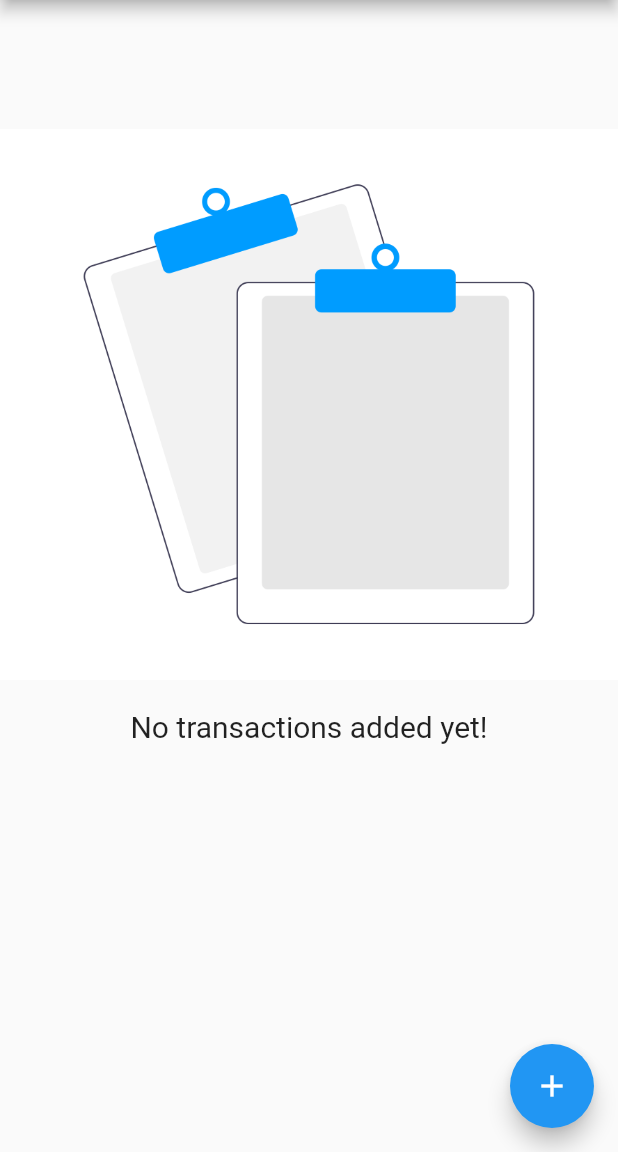
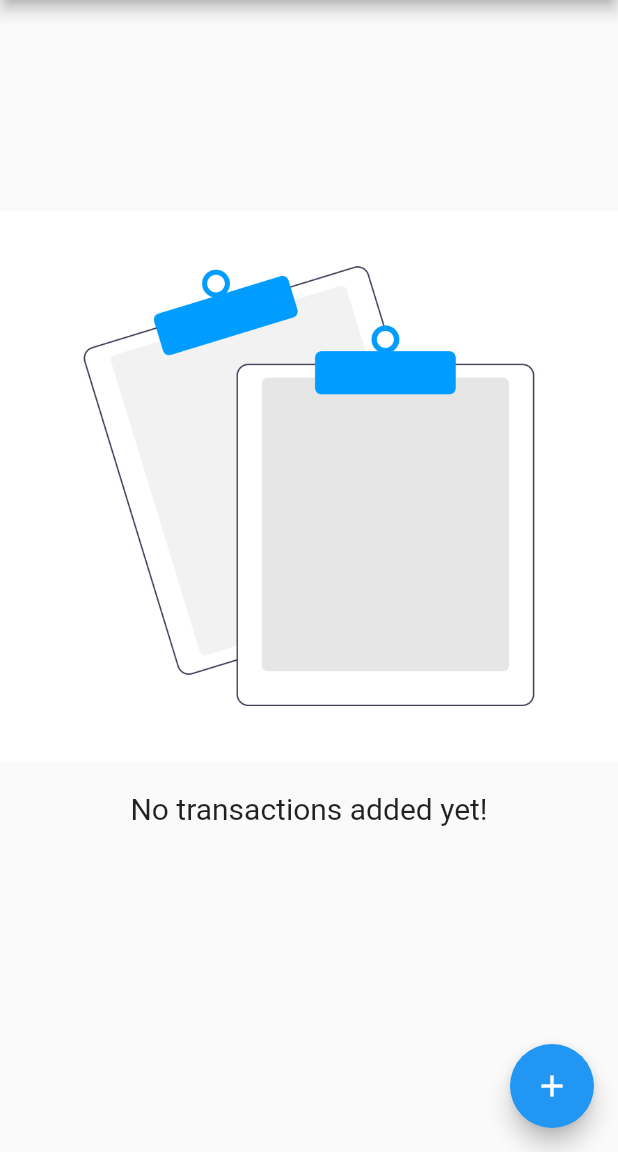
Before and after one commit to Azania-Mokhampane/flutter-expense-app, a Flutter app: the screen it shows after launch, on a phone screen of 412 x 824 dp, the part 84-1236 px from its top. Run offline on Flutter 3.47's test engine with Material 2 defaults, Android fonts, the phone set to English and light mode, and no system bars.

Commit message:
feat: reponsive design

```diff
--- a/lib/main.dart
+++ b/lib/main.dart
@@ -69,10 +69,7 @@ class _MyHomePageState extends State<MyHomePage> {
 
   @override
   Widget build(BuildContext context) {
-    return MaterialApp(
-      debugShowCheckedModeBanner: false,
-      home: Scaffold(
-        appBar: AppBar(
+    final appBar = AppBar(
       title: Text("Expense App"),
       actions: [
         IconButton(
@@ -85,13 +82,31 @@ class _MyHomePageState extends State<MyHomePage> {
           },
         ),
       ],
-        ),
+    );
+    return Scaffold(
+      appBar: appBar,
       body: Column(
         children: [
-            Chart(_recentTtransactions),
-            TransactionList(
+          Container(
+              height: _transactions.isNotEmpty
+                  ? (MediaQuery.of(context).size.height -
+                          appBar.preferredSize.height -
+                          MediaQuery.of(context).padding.top) *
+                      0.3
+                  : (MediaQuery.of(context).size.height -
+                          appBar.preferredSize.height -
+                          MediaQuery.of(context).padding.top) *
+                      0.1,
+              child: Chart(_recentTtransactions)),
+          Container(
+            height: (MediaQuery.of(context).size.height -
+                    appBar.preferredSize.height -
+                    MediaQuery.of(context).padding.top) *
+                0.7,
+            child: TransactionList(
               transactions: _transactions,
               deleteTransaction: _deleteTransaction,
+            ),
           )
         ],
       ),
@@ -105,7 +120,6 @@ class _MyHomePageState extends State<MyHomePage> {
           },
         ),
       ),
-      ),
     );
   }
 }
--- a/lib/widgets/chart_bar.dart
+++ b/lib/widgets/chart_bar.dart
@@ -11,6 +11,8 @@ class ChartBar extends StatelessWidget {
       @required this.amountSpentPct});
   @override
   Widget build(BuildContext context) {
+    return LayoutBuilder(
+      builder: (context, constraint) {
         return Column(
           children: [
             Container(
@@ -51,5 +53,7 @@ class ChartBar extends StatelessWidget {
             Text(day)
           ],
         );
+      },
+    );
   }
 }
--- a/lib/widgets/transaction_list.dart
+++ b/lib/widgets/transaction_list.dart
@@ -11,9 +11,7 @@ class TransactionList extends StatelessWidget {
       {@required this.transactions, @required this.deleteTransaction});
   @override
   Widget build(BuildContext context) {
-    return Container(
-      height: 550,
-      child: transactions.isEmpty
+    return transactions.isEmpty
         ? Column(
             mainAxisAlignment: MainAxisAlignment.center,
             children: [
@@ -30,9 +28,9 @@ class TransactionList extends StatelessWidget {
               )
             ],
           )
-          : SingleChildScrollView(
-              child: Column(
-                children: transactions.map((transaction) {
+        : ListView.builder(
+            itemCount: transactions.length,
+            itemBuilder: (BuildContext context, int index) {
               return Card(
                 elevation: 5,
                 margin: EdgeInsets.symmetric(vertical: 8, horizontal: 5),
@@ -43,31 +41,28 @@ class TransactionList extends StatelessWidget {
                       padding: EdgeInsets.all(6),
                       child: FittedBox(
                         child: Text(
-                                'R${transaction.amount.toStringAsFixed(2)}'),
+                            'R${transactions[index].amount.toStringAsFixed(2)}'),
                       ),
                     ),
                   ),
                   title: Text(
-                        transaction.title,
-                        style: TextStyle(
-                            fontSize: 20, fontWeight: FontWeight.bold),
+                    transactions[index].title,
+                    style: TextStyle(fontSize: 20, fontWeight: FontWeight.bold),
                   ),
                   subtitle: Text(
-                        DateFormat.yMMMd().format(transaction.date),
+                    DateFormat.yMMMd().format(transactions[index].date),
                     style: TextStyle(color: Colors.grey, fontSize: 15),
                   ),
                   trailing: IconButton(
                     icon: Icon(Icons.delete),
                     color: Colors.red,
                     onPressed: () {
-                          deleteTransaction(transaction.id);
+                      deleteTransaction(transactions[index].id);
                     },
                   ),
                 ),
               );
-                }).toList(),
-              ),
-            ),
+            },
           );
   }
 }
```
Lines whose indentation alone changed are shown as unchanged.
